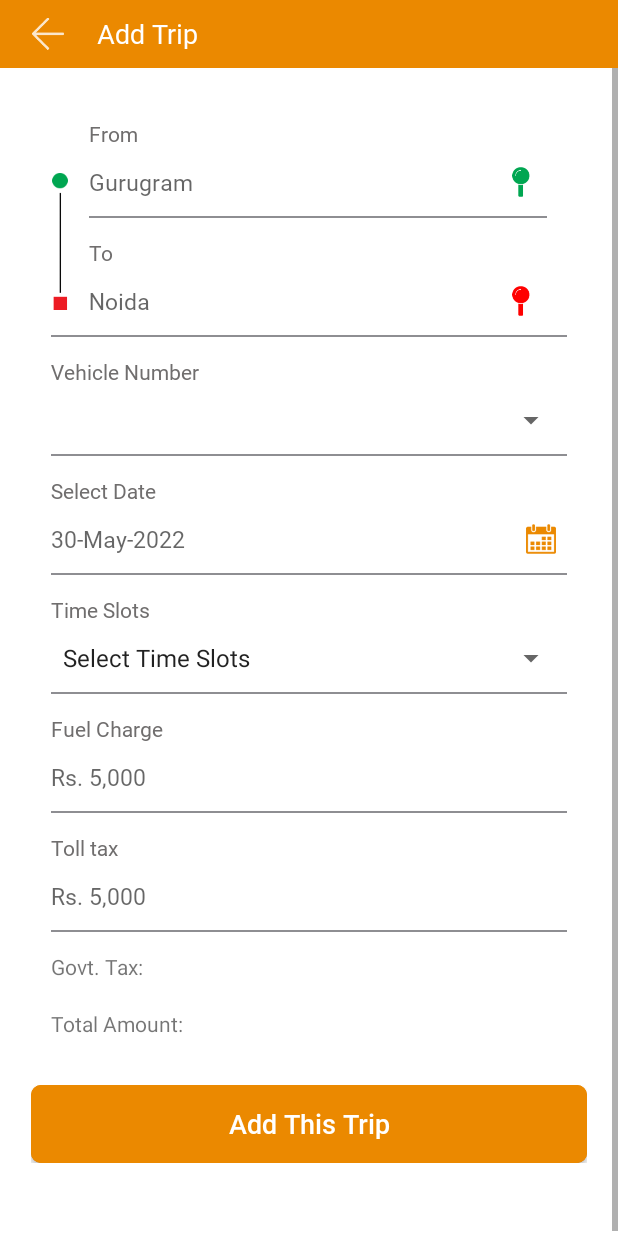
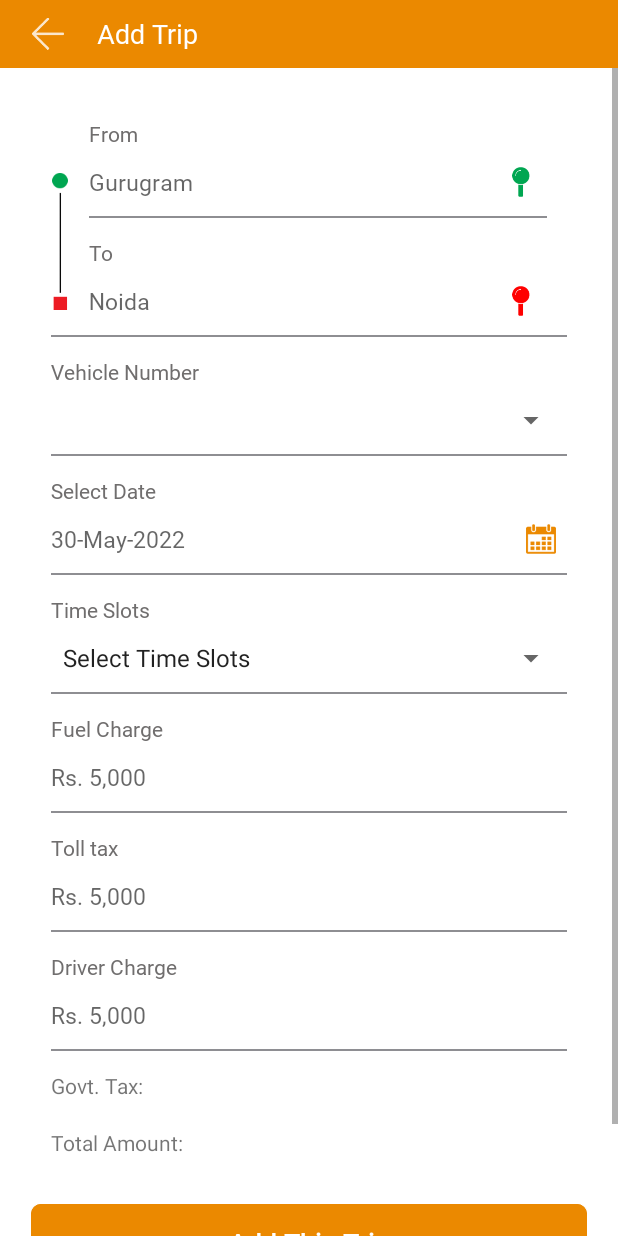
Before and after one commit to Shubham122000/Go-Vahan-Driver, an Android app: the AddTripPActivity screen opened directly, with no data from a screen before it, on a phone screen of 412 x 824 dp. Run offline under Robolectric (Android 15) with nearby library versions, the phone set to English and light mode, and no system bars; our stand-ins replace Dagger/Hilt's generated code, data binding, sdp/ssp sizes; libraries missing offline, so code that uses them is left out: com.google.maps.android; network calls fail; 3 statements that could not run were skipped.

Commit message:
First Commint- Whole Existing Code

```diff
--- a/app/src/main/java/com/govahanpartner/com/network/ApiService.kt
+++ b/app/src/main/java/com/govahanpartner/com/network/ApiService.kt
@@ -1212,6 +1212,7 @@ interface ApiService {
         @Field("booking_time") booking_time: String,
         @Field("fuel_charge") fuel_charge: String,
         @Field("toll_tax") toll_tax: String,
+        @Field("tax") tax: String,
         @Field("driver_fee")  driver_fee: String,
         @Field("is_from_passenger")  isFromPassenger: String,
     ): Response<AddTripDriverMOdelClass>
--- a/app/src/main/java/com/govahanpartner/com/network/MainRepository.kt
+++ b/app/src/main/java/com/govahanpartner/com/network/MainRepository.kt
@@ -316,6 +316,7 @@ interface MainRepository {
         booking_time: String,
         fuel_charge: String,
         toll_tax: String,
+        tax: String,
         driver_fee: String,
         isFromPassenger: String,
     ): Response<AddTripDriverMOdelClass>
--- a/app/src/main/java/com/govahanpartner/com/network/MainRepositoryImpl.kt
+++ b/app/src/main/java/com/govahanpartner/com/network/MainRepositoryImpl.kt
@@ -657,13 +657,14 @@ class MainRepositoryImpl @Inject constructor(private val apiService: ApiService)
         booking_time: String,
         fuel_charge: String,
         toll_tax: String,
+        tax: String,
         driver_fee: String,
         isFromPassenger: String,
     ): Response<AddTripDriverMOdelClass> = apiService.AddTrip(token,from_trip,to_trip,
     /*vehicle_type,vehicle_numbers,no_tyers,body_type,*/assign_driver,
         total_distance,freight_amount,pickup_lat,
         pickup_long,dropup_lat,dropup_long,vehicle_id,booking_date_from,
-        booking_time,fuel_charge,toll_tax,driver_fee,isFromPassenger)
+        booking_time,fuel_charge,toll_tax,tax,driver_fee,isFromPassenger)
    override suspend fun AddTripVendor(
         token: String,
         tip_task: String,
--- a/app/src/main/java/com/govahanpartner/com/passengerviewmodel/AddTripPassengerViewModels.kt
+++ b/app/src/main/java/com/govahanpartner/com/passengerviewmodel/AddTripPassengerViewModels.kt
@@ -357,6 +357,7 @@ class AddTripPassengerViewModels @Inject constructor(private val mainRepository:
         booking_time: String,
         fuel_charge: String,
         toll_tax: String,
+        tax: String,
         driver_fee: String,
         isFromPassenger: String
     ) {
@@ -380,6 +381,7 @@ class AddTripPassengerViewModels @Inject constructor(private val mainRepository:
                     booking_time,
                     fuel_charge,
                     toll_tax,
+                    tax,
                     driver_fee,
                     isFromPassenger
                 )
--- a/app/src/main/java/com/govahanpartner/com/ui/driver/passenger/AddTripLoaderDriver.kt
+++ b/app/src/main/java/com/govahanpartner/com/ui/driver/passenger/AddTripLoaderDriver.kt
@@ -160,14 +160,14 @@ class AddTripLoaderDriver : BaseActivity() {
                     tollcharge = binding.etToll.text.toString()
                     driverfee = binding.drivercharge.text.toString()
                     if (driverfee.equals("")) {
-                        freightamount = fuelcharge.toInt() + tollcharge.toInt()
+                        freightamount = fuelcharge.toInt() + tollcharge.toInt() + tax2.toInt()
                         tax = freightamount.toDouble() * 5
                         tax2 = tax / 100
                         binding.tax.text = "₹$tax2"
                         taxadd = tax2 + freightamount
                         binding.totalamount.text = "₹$taxadd"
                     } else {
-                        freightamount = fuelcharge.toInt() + tollcharge.toInt() + driverfee.toInt()
+                        freightamount = fuelcharge.toInt() + tollcharge.toInt() + driverfee.toInt() + taxadd.toInt()
                         tax = freightamount.toDouble() * 5
                         tax2 = tax / 100
                         binding.tax.text = "₹$tax2"
@@ -214,6 +214,7 @@ class AddTripLoaderDriver : BaseActivity() {
                     binding.spinnerTimeslots.selectedItem.toString(),
                     binding.etFuelcharge.text.toString(),
                     binding.etToll.text.toString(),
+                    tax2.toString(),
                     binding.drivercharge.text.toString()
                 )
             }
--- a/app/src/main/java/com/govahanpartner/com/ui/vendor/BookingDetailsActivity.kt
+++ b/app/src/main/java/com/govahanpartner/com/ui/vendor/BookingDetailsActivity.kt
@@ -20,7 +20,6 @@ import com.govahanpartner.com.utils.toast
 import com.govahanpartner.com.viewmodel.InvoiceViewModel
 import com.govahanpartner.com.viewmodel.TripHistoryViewModel
 import dagger.hilt.android.AndroidEntryPoint
-
 
 @AndroidEntryPoint
 class BookingDetailsActivity : BaseActivity() {
--- a/app/src/main/java/com/govahanpartner/com/viewmodel/TypeOfTruckViewModel.kt
+++ b/app/src/main/java/com/govahanpartner/com/viewmodel/TypeOfTruckViewModel.kt
@@ -691,6 +691,7 @@ class TypeOfTruckViewModel @Inject constructor(private val mainRepository: MainR
         booking_time: String,
         fuel_charge: String,
         toll_tax: String,
+        tax: String,
         driver_fee: String,
     ) {
         progressBarStatus.value = true
@@ -713,6 +714,7 @@ class TypeOfTruckViewModel @Inject constructor(private val mainRepository: MainR
                     booking_time,
                     fuel_charge,
                     toll_tax,
+                    tax,
                     driver_fee,
                     "1"
                 )
--- a/app/src/main/res/layout/activity_add_trip_pactivity.xml
+++ b/app/src/main/res/layout/activity_add_trip_pactivity.xml
@@ -845,53 +845,53 @@
                         android:layout_marginStart="@dimen/_10sdp"
                         android:layout_marginEnd="@dimen/_10sdp"
                         />
-<!--                    <LinearLayout-->
-<!--                        android:id="@+id/ll_drivercharge"-->
-<!--                        android:layout_width="match_parent"-->
-<!--                        android:layout_height="wrap_content"-->
-<!--                        android:orientation="vertical">-->
-<!--                        <TextView-->
-<!--                            android:layout_width="wrap_content"-->
-<!--                            android:layout_height="wrap_content"-->
-<!--                            android:layout_marginStart="@dimen/_10sdp"-->
-<!--                            android:layout_marginTop="@dimen/_10sdp"-->
-<!--                            android:layout_weight="1"-->
-<!--                            android:fontFamily="@font/roboto_regular"-->
-<!--                            android:text="Driver Charge"-->
-<!--                            android:textColor="@color/gray"-->
-<!--                            android:textSize="@dimen/_11sdp" />-->
+                    <LinearLayout
+                        android:id="@+id/ll_drivercharge"
+                        android:layout_width="match_parent"
+                        android:layout_height="wrap_content"
+                        android:orientation="vertical">
+                        <TextView
+                            android:layout_width="wrap_content"
+                            android:layout_height="wrap_content"
+                            android:layout_marginStart="@dimen/_10sdp"
+                            android:layout_marginTop="@dimen/_10sdp"
+                            android:layout_weight="1"
+                            android:fontFamily="@font/roboto_regular"
+                            android:text="Driver Charge"
+                            android:textColor="@color/gray"
+                            android:textSize="@dimen/_11sdp" />
 
 
-<!--                        <EditText-->
-<!--                            android:id="@+id/drivercharge"-->
-<!--                            android:layout_width="match_parent"-->
-<!--                            android:layout_height="@dimen/_35sdp"-->
-<!--                            android:layout_gravity="center_vertical"-->
-<!--                            android:layout_marginStart="@dimen/_10sdp"-->
-<!--                            android:layout_marginEnd="@dimen/_10sdp"-->
-<!--                            android:layout_weight="1"-->
-<!--                            android:background="@android:color/transparent"-->
-<!--                            android:fontFamily="@font/roboto_regular"-->
-<!--                            android:textColor="@color/black"-->
-<!--                            android:inputType="number"-->
-<!--                            android:maxLength="5"-->
-<!--                            android:gravity="center_vertical"-->
-<!--                            android:hint="@string/pricehint"-->
-<!--                            android:imeOptions="actionNext"-->
-<!--                            android:singleLine="true"-->
-<!--                            android:textSize="@dimen/_12sdp"-->
-<!--                            app:hintAnimationEnabled="false"-->
-<!--                            app:hintEnabled="false" />-->
+                        <EditText
+                            android:id="@+id/drivercharge"
+                            android:layout_width="match_parent"
+                            android:layout_height="@dimen/_35sdp"
+                            android:layout_gravity="center_vertical"
+                            android:layout_marginStart="@dimen/_10sdp"
+                            android:layout_marginEnd="@dimen/_10sdp"
+                            android:layout_weight="1"
+                            android:background="@android:color/transparent"
+                            android:fontFamily="@font/roboto_regular"
+                            android:textColor="@color/black"
+                            android:inputType="number"
+                            android:maxLength="5"
+                            android:gravity="center_vertical"
+                            android:hint="@string/pricehint"
+                            android:imeOptions="actionNext"
+                            android:singleLine="true"
+                            android:textSize="@dimen/_12sdp"
+                            app:hintAnimationEnabled="false"
+                            app:hintEnabled="false" />
 
 
-<!--                        <View-->
-<!--                            android:layout_width="match_parent"-->
-<!--                            android:layout_height="@dimen/_1sdp"-->
-<!--                            android:background="@color/lightgray"-->
-<!--                            android:layout_marginStart="@dimen/_10sdp"-->
-<!--                            android:layout_marginEnd="@dimen/_10sdp"-->
-<!--                            />-->
-<!--                    </LinearLayout>-->
+                        <View
+                            android:layout_width="match_parent"
+                            android:layout_height="@dimen/_1sdp"
+                            android:background="@color/lightgray"
+                            android:layout_marginStart="@dimen/_10sdp"
+                            android:layout_marginEnd="@dimen/_10sdp"
+                            />
+                    </LinearLayout>
                     <RelativeLayout
                         android:layout_width="match_parent"
                         android:layout_height="wrap_content"
```
Also changed, not shown: app/src/main/java/com/govahanpartner/com/ui/vendor/AddTripVActivity.kt (+7 -9 lines), app/src/main/java/com/govahanpartner/com/ui/vendor/passenger/AddTripPActivity.kt (+45 -44 lines).
